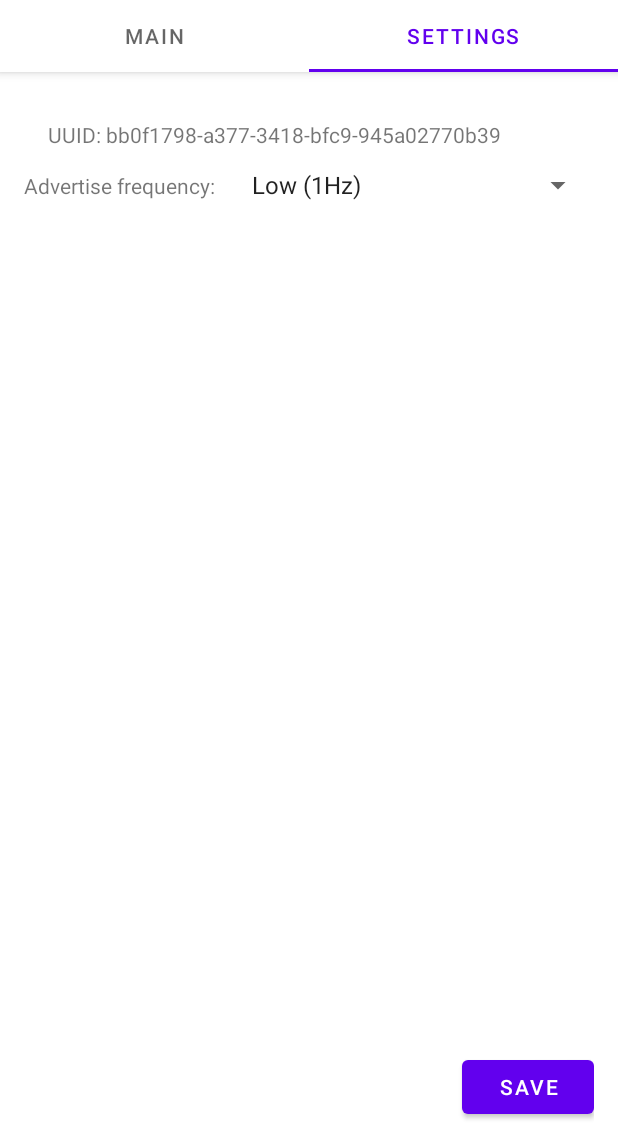
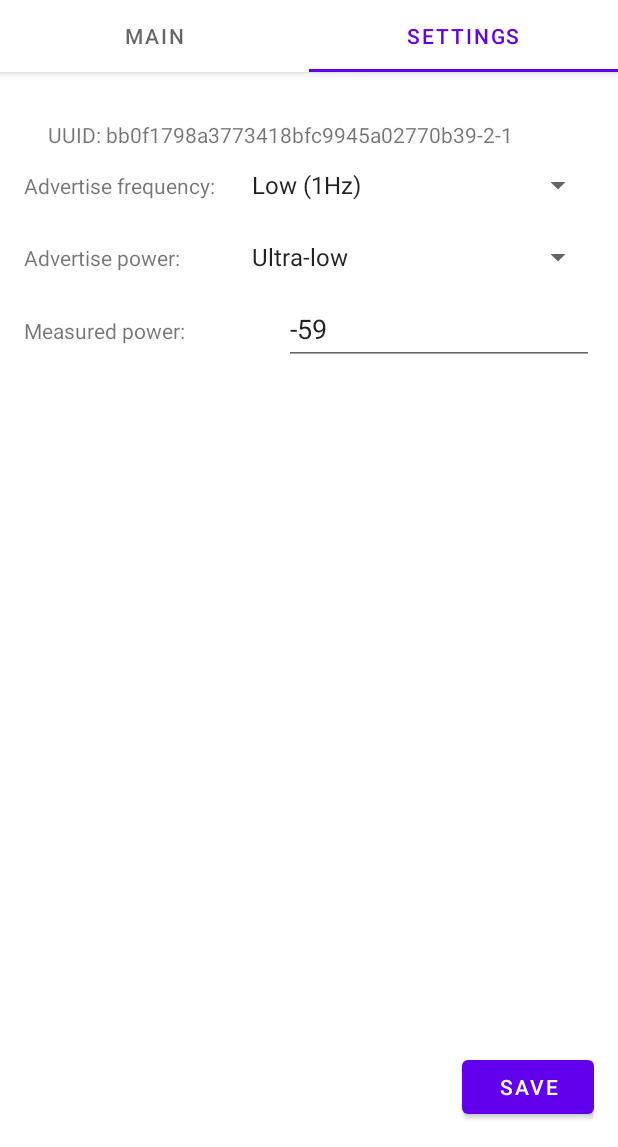
Before and after one commit to bonyby/seamless_music_streaming, an Android app: the screen it shows after launch (MainActivity), tab 2 chosen, on a phone screen of 412 x 824 dp, the part 89-1236 px from its top. Run offline under Robolectric (Android 15) with nearby library versions, the phone set to English and light mode, and no system bars; libraries missing offline, so code that uses them is left out: org.altbeacon.beacon; 4 statements that could not run were skipped.

Commit message:
Added a visualiser on the main page displaying whether or not currently emitting. Also added settings to change a beacons measured Tx and the transmitter's emission power

```diff
--- a/companion_app/app/src/main/java/com/example/seamlessmusiccompanionapp/BLEController.kt
+++ b/companion_app/app/src/main/java/com/example/seamlessmusiccompanionapp/BLEController.kt
@@ -12,12 +12,21 @@ import org.altbeacon.beacon.Beacon
 import org.altbeacon.beacon.BeaconParser
 import org.altbeacon.beacon.BeaconTransmitter
 import java.util.*
+import kotlin.properties.Delegates
 
 class BLEController(private val context: Activity) {
-    var packageUUID: String
+    var packageUUID: String = ""
+    var major: String = "2"
+    var minor: String = "1"
+    var beaconTx: Int = -59
+    var emittingListeners = arrayListOf<(Boolean) -> Unit>()
+    private var emitting: Boolean by Delegates.observable(false) { _, _, newValue ->
+        emittingListeners.forEach {
+            it(newValue)
+        }
+    }
 
     private val bleCallback = BLECallback()
-    private var advertiseMode = AdvertiseSettings.ADVERTISE_MODE_BALANCED
     private lateinit var beacon: Beacon
     private val beaconParser =
         BeaconParser().setBeaconLayout("m:2-3=0215,i:4-19,i:20-21,i:22-23,p:24-24")
@@ -30,10 +39,12 @@ class BLEController(private val context: Activity) {
     }
 
     init {
-        beaconTransmitter.advertiseMode = advertiseMode
+        beaconTransmitter.advertiseMode = AdvertiseSettings.ADVERTISE_MODE_BALANCED
+        beaconTransmitter.advertiseTxPowerLevel = AdvertiseSettings.ADVERTISE_TX_POWER_MEDIUM
 
         // Fetch packageUUID if present. Generate and save new otherwise
         val sharedPref = context.getPreferences(Context.MODE_PRIVATE)
+//        sharedPref.edit().remove(PACKAGE_UUID_STRING).apply()
         if (!sharedPref.contains(PACKAGE_UUID_STRING)) {
             packageUUID = UUID.randomUUID().toString()
             with(sharedPref.edit()) {
@@ -45,13 +56,7 @@ class BLEController(private val context: Activity) {
         }
 
         // Initialize beacon
-        beacon = Beacon.Builder()
-            .setId1(packageUUID)
-            .setId2("1")
-            .setId3("2")
-            .setManufacturer(0x004c)
-            .setTxPower(-59)
-            .build()
+        createBeacon()
 
         // Create an infinite loop of function calls
         // at fixed interval to check if advertising
@@ -65,12 +70,21 @@ class BLEController(private val context: Activity) {
         })
     }
 
+    private fun createBeacon() {
+        beacon = Beacon.Builder()
+            .setId1(packageUUID)
+            .setId2(major)
+            .setId3(minor)
+            .setManufacturer(0x004c)
+            .setTxPower(beaconTx)
+            .build()
+    }
+
     private fun update() {
-        Log.d("proj", "Updating BLEController...")
         val allowed = checkPermissions()
 
         if (allowed) {
-            emit()
+            emitting = emit()
         }
     }
 
@@ -88,6 +102,7 @@ class BLEController(private val context: Activity) {
                 Manifest.permission.BLUETOOTH_ADMIN
             ) == PackageManager.PERMISSION_GRANTED
         ) {
+            Log.d("proj", "Beacon measured Tx: ${beacon.txPower}")
             beaconTransmitter.startAdvertising(beacon, bleCallback)
         } else {
             return false
@@ -97,9 +112,25 @@ class BLEController(private val context: Activity) {
     }
 
     fun updateAdvertiseMode(mode: Int) {
-        beaconTransmitter.stopAdvertising()
+        if(beaconTransmitter.isStarted) {
+            beaconTransmitter.stopAdvertising()
+        }
         beaconTransmitter.advertiseMode = mode
+    }
 
-        emit()
+    fun updateAdvertiseTxPower(power: Int) {
+        if(beaconTransmitter.isStarted) {
+            beaconTransmitter.stopAdvertising()
+        }
+        beaconTransmitter.advertiseTxPowerLevel = power
+    }
+
+    fun updateMeasuredTx(tx: Int) {
+        if(beaconTransmitter.isStarted) {
+            beaconTransmitter.stopAdvertising()
+        }
+
+        beaconTx = tx
+        createBeacon()
     }
 }
--- a/companion_app/app/src/main/java/com/example/seamlessmusiccompanionapp/MainActivity.kt
+++ b/companion_app/app/src/main/java/com/example/seamlessmusiccompanionapp/MainActivity.kt
@@ -15,7 +15,7 @@ import com.google.android.material.tabs.TabLayout
 
 class MainActivity : AppCompatActivity() {
     private lateinit var binding: ActivityMainBinding
-    private lateinit var bleController: BLEController
+    lateinit var bleController: BLEController
     lateinit var settingsController: SettingsController
 
     companion object {
@@ -42,7 +42,6 @@ class MainActivity : AppCompatActivity() {
         viewPager.adapter = sectionsPagerAdapter
         val tabs: TabLayout = binding.tabs
         tabs.setupWithViewPager(viewPager)
-
 
         val permissions1 = arrayOf(
             Manifest.permission.BLUETOOTH,
@@ -81,11 +80,13 @@ class MainActivity : AppCompatActivity() {
     fun updateSettings(data: AppSettingsData) {
         Log.d("proj", "settings updated")
         bleController.updateAdvertiseMode(data.advertiseMode)
+        bleController.updateAdvertiseTxPower(data.advertiseTxPower)
+        bleController.updateMeasuredTx(data.measuredTx)
     }
 
     // Getters & setters
     fun getPackageUUID(): String {
-        return bleController.packageUUID
+        return "${bleController.packageUUID.replace("-", "")}-${bleController.major}-${bleController.minor}"
     }
 
     fun getSettingsData(): AppSettingsData {
--- a/companion_app/app/src/main/java/com/example/seamlessmusiccompanionapp/SettingsController.kt
+++ b/companion_app/app/src/main/java/com/example/seamlessmusiccompanionapp/SettingsController.kt
@@ -13,25 +13,46 @@ class SettingsController() {
         2 to AdvertiseSettings.ADVERTISE_MODE_LOW_LATENCY
     )
 
+    private val spinnerIdToEmitPower = mapOf(
+        0 to AdvertiseSettings.ADVERTISE_TX_POWER_ULTRA_LOW,
+        1 to AdvertiseSettings.ADVERTISE_TX_POWER_LOW,
+        2 to AdvertiseSettings.ADVERTISE_TX_POWER_MEDIUM,
+        3 to AdvertiseSettings.ADVERTISE_TX_POWER_HIGH
+    )
+
     fun settingsSaved(settingsFrag: SettingsFragment) {
         data = AppSettingsDataBuilder()
             .setAdvertiseMode(spinnerIdToAdvertiseMode[settingsFrag.hzSpinner.selectedItemId.toInt()]!!)
+            .setAdvertiseTxPower(spinnerIdToEmitPower[settingsFrag.txSpinner.selectedItemId.toInt()]!!)
+            .setMeasuredTx(Integer.parseInt(settingsFrag.measuredtext.text.toString()))
             .build()
         mainInstance.updateSettings(data)
     }
 }
 
-class AppSettingsData(val advertiseMode: Int) {}
+class AppSettingsData(val advertiseMode: Int, val advertiseTxPower: Int, val measuredTx: Int) {}
 
 private class AppSettingsDataBuilder {
     private var advertiseMode = AdvertiseSettings.ADVERTISE_MODE_BALANCED
+    private var advertiseTxPower = AdvertiseSettings.ADVERTISE_TX_POWER_MEDIUM
+    private var measuredTx = -59
 
     fun setAdvertiseMode(mode: Int): AppSettingsDataBuilder {
         advertiseMode = mode
         return this
     }
 
+    fun setAdvertiseTxPower(power: Int): AppSettingsDataBuilder {
+        advertiseTxPower = power
+        return this
+    }
+
+    fun setMeasuredTx(tx: Int): AppSettingsDataBuilder {
+        measuredTx = tx
+        return this
+    }
+
     fun build(): AppSettingsData {
-        return AppSettingsData(advertiseMode)
+        return AppSettingsData(advertiseMode, advertiseTxPower, measuredTx)
     }
 }
--- a/companion_app/app/src/main/java/com/example/seamlessmusiccompanionapp/ui/main/MainFragment.kt
+++ b/companion_app/app/src/main/java/com/example/seamlessmusiccompanionapp/ui/main/MainFragment.kt
@@ -1,18 +1,34 @@
 package com.example.seamlessmusiccompanionapp.ui.main
 
+import android.graphics.Color
 import android.os.Bundle
+import android.os.Handler
+import android.util.Log
 import android.view.LayoutInflater
 import android.view.View
 import android.view.ViewGroup
+import android.widget.TextView
 import androidx.fragment.app.Fragment
+import com.example.seamlessmusiccompanionapp.BLEController
+import com.example.seamlessmusiccompanionapp.MainActivity
 import com.example.seamlessmusiccompanionapp.databinding.FragmentMainBinding
+import org.w3c.dom.Text
+import kotlin.properties.Delegates
 
-class MainFragment(): Fragment() {
+class MainFragment() : Fragment() {
     private var _binding: FragmentMainBinding? = null
+
+    companion object {
+        private const val EMITTING_BACKGROUND_COLOR = "#FF86E675"
+        private const val EMITTING_TEXT_COLOR = "#005E00"
+        private const val NOT_EMITTING_BACKGROUND_COLOR = "#FFE16D6D"
+        private const val NOT_EMITTING_TEXT_COLOR = "#FF4E0808"
+    }
 
     // This property is only valid between onCreateView and
     // onDestroyView.
     private val binding get() = _binding!!
+    lateinit var textMain: TextView
 
     override fun onCreateView(
         inflater: LayoutInflater,
@@ -21,9 +37,17 @@ class MainFragment(): Fragment() {
     ): View? {
         _binding = FragmentMainBinding.inflate(inflater, container, false)
         val root = binding.root
-        val textMain = binding.mainLabel
-        textMain.text = "Main page"
+        textMain = binding.mainLabel
 
+        val mainInstance = MainActivity.instance()!!
+        val bleController = mainInstance.bleController
+        bleController.emittingListeners.add { state -> updateEmittingVisuals(state) }
         return root
     }
+
+    private fun updateEmittingVisuals(state: Boolean) {
+        textMain.text = if (state) "EMITTING" else "NOT EMITTING"
+        textMain.setTextColor(Color.parseColor(if (state) EMITTING_TEXT_COLOR else NOT_EMITTING_TEXT_COLOR))
+        textMain.setBackgroundColor(Color.parseColor(if (state) EMITTING_BACKGROUND_COLOR else NOT_EMITTING_BACKGROUND_COLOR))
+    }
 }
--- a/companion_app/app/src/main/java/com/example/seamlessmusiccompanionapp/ui/main/SettingsFragment.kt
+++ b/companion_app/app/src/main/java/com/example/seamlessmusiccompanionapp/ui/main/SettingsFragment.kt
@@ -19,6 +19,8 @@ class SettingsFragment() : Fragment() {
     // onDestroyView.
     private val binding get() = _binding!!
     lateinit var hzSpinner: Spinner
+    lateinit var txSpinner: Spinner
+    lateinit var measuredtext: EditText
 
     override fun onCreateView(
         inflater: LayoutInflater,
@@ -44,6 +46,16 @@ class SettingsFragment() : Fragment() {
                 hzSpinner.adapter = adapter
             }
 
+        txSpinner = binding.emitTxPowerSpinner
+        ArrayAdapter.createFromResource(mainInstance, R.array.emit_tx_power_array, android.R.layout.simple_spinner_item)
+            .also { adapter ->
+                adapter.setDropDownViewResource(android.R.layout.simple_spinner_dropdown_item)
+                txSpinner.adapter = adapter
+            }
+
+        measuredtext = binding.measuredPowerEditText
+        measuredtext.setText((-59).toString())
+
         return root
     }
 }
--- a/companion_app/app/src/main/res/layout/fragment_settings.xml
+++ b/companion_app/app/src/main/res/layout/fragment_settings.xml
@@ -48,6 +48,52 @@
 
         </LinearLayout>
 
+        <LinearLayout
+            android:id="@+id/emitTxPowerLayout"
+            android:layout_width="match_parent"
+            android:layout_height="wrap_content"
+            android:orientation="horizontal">
+
+            <TextView
+                android:id="@+id/emitTxPowerLabel"
+                android:layout_width="287dp"
+                android:layout_height="wrap_content"
+                android:layout_weight="2"
+                android:text="Advertise power:" />
+
+            <Spinner
+                android:id="@+id/emitTxPowerSpinner"
+                android:layout_width="match_parent"
+                android:layout_height="wrap_content"
+                android:layout_weight="2"
+                android:minHeight="48dp"
+                tools:ignore="SpeakableTextPresentCheck" />
+        </LinearLayout>
+
+        <LinearLayout
+            android:id="@+id/measuredPowerLayout"
+            android:layout_width="match_parent"
+            android:layout_height="wrap_content"
+            android:orientation="horizontal">
+
+            <TextView
+                android:id="@+id/textView2"
+                android:layout_width="180dp"
+                android:layout_height="wrap_content"
+                android:layout_weight="2"
+                android:text="Measured power:" />
+
+            <EditText
+                android:id="@+id/measuredPowerEditText"
+                android:layout_width="wrap_content"
+                android:layout_height="wrap_content"
+                android:layout_weight="2"
+                android:ems="10"
+                android:inputType="numberSigned"
+                android:minHeight="48dp"
+                tools:ignore="SpeakableTextPresentCheck" />
+        </LinearLayout>
+
         <Space
             android:layout_width="match_parent"
             android:layout_height="wrap_content" />
--- a/companion_app/app/src/main/res/values/strings.xml
+++ b/companion_app/app/src/main/res/values/strings.xml
@@ -8,4 +8,10 @@
         <item>Balanced (3hz)</item>
         <item>High (10Hz)</item>
     </string-array>
+    <string-array name="emit_tx_power_array">
+        <item>Ultra-low</item>
+        <item>Low</item>
+        <item>Medium</item>
+        <item>High</item>
+    </string-array>
 </resources>
```
Also changed, not shown: companion_app/app/src/main/res/layout/fragment_main.xml (+10 -5 lines).
